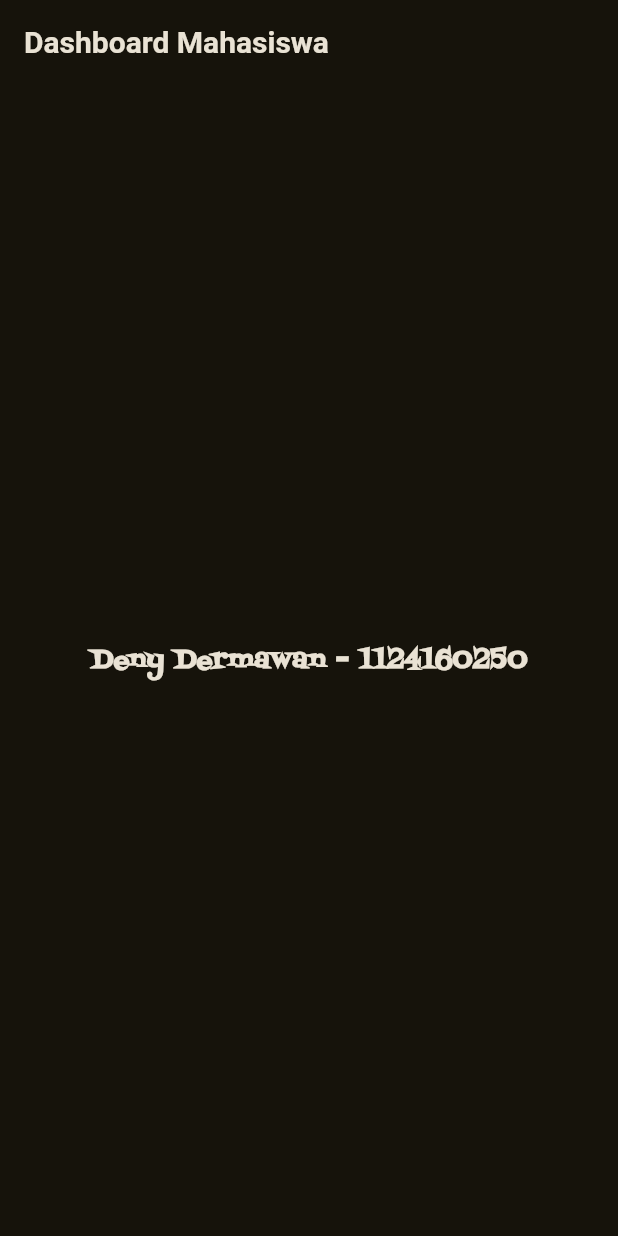
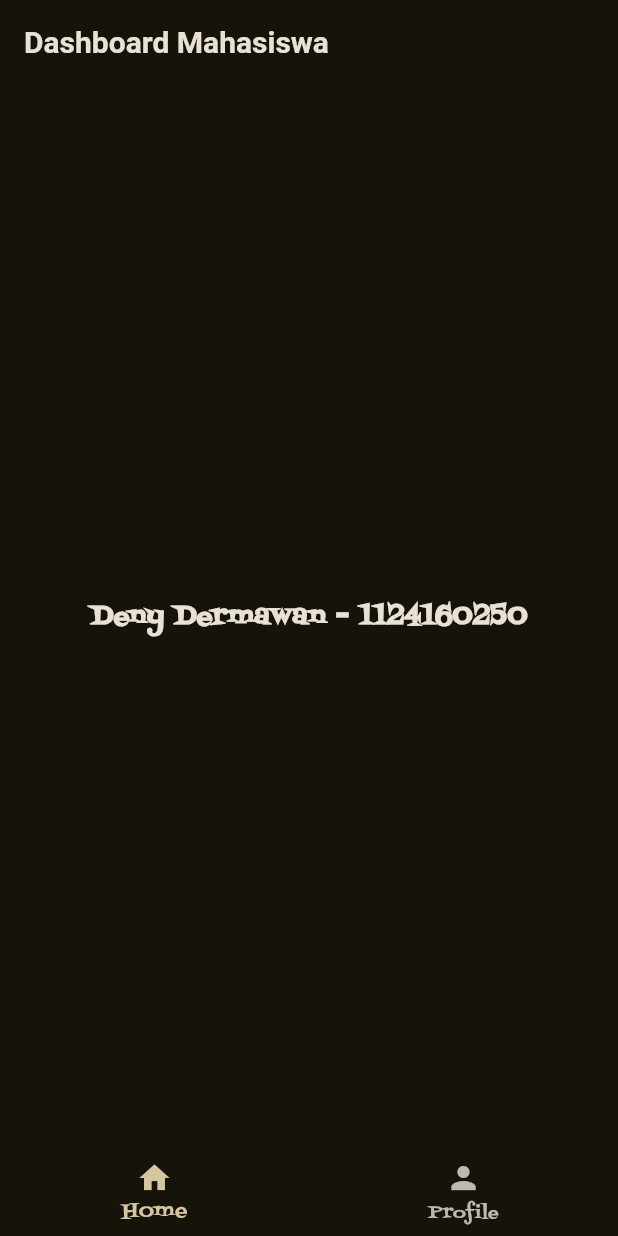
Before and after one commit to dygnora/Latihan-005-aplikasi-mobile, a Flutter app: the screen it shows after launch, on a phone screen of 412 x 824 dp. Run offline on Flutter 3.47's test engine with Material 3 defaults, Android fonts, the light colour scheme and no system bars; Roboto replaces fonts that are missing (roboto).

Commit message:
Menambahkan bottomNavigationBar di HomePage

```diff
--- a/lib/main.dart
+++ b/lib/main.dart
@@ -13,6 +13,8 @@ class MyApp extends StatelessWidget {
       // Menambahkan debugShowCheckedModeBanner untuk menampilkan banner debug di aplikasi
       debugShowCheckedModeBanner: true,
 
+      locale: const Locale('id', 'ID'), // Menambahkan locale untuk mengatur bahasa aplikasi
+
       // Menambahkan tema untuk mengatur tema aplikasi
       theme:ThemeData(
         colorScheme: ColorScheme.fromSeed(
@@ -20,7 +22,7 @@ class MyApp extends StatelessWidget {
         ),
         // Menambahkan useMaterial3 untuk mengatur penggunaan Material Design 3
         useMaterial3: true,
-        //
+        // Menambahkan fontFamily untuk mengatur font aplikasi
         fontFamily: "FontdinerSwanky",
       ),
 
@@ -49,12 +51,12 @@ class MyApp extends StatelessWidget {
 }
 
 class HomePage extends StatelessWidget {
-  const HomePage({super.key});
+  const new({super.key});
 
   @override
   Widget build(BuildContext context) {
     return Scaffold(
-      appBar:AppBar(
+      appBar: AppBar(
         title: const Text('Dashboard Mahasiswa',
         style: TextStyle(
           fontSize: 20,
@@ -63,8 +65,9 @@ class HomePage extends StatelessWidget {
         ),
         ),
       ),
+
+
       body: const Center(
-
         child: Text('Deny Dermawan - 1124160250',
         style: TextStyle(
           fontSize: 18,
@@ -72,9 +75,82 @@ class HomePage extends StatelessWidget {
         ),
         ),
       ),
+
+      bottomNavigationBar: BottomNavigationBar(
+        items: const [
+          BottomNavigationBarItem(
+            icon: Icon(Icons.home),
+            label: 'Home',
+          ),
+          BottomNavigationBarItem(
+            icon: Icon(Icons.person),
+            label: 'Profile',
+          ),
+        ],
+        onTap: (index) {
+          if (index == 1) {
+            Navigator.push(
+              context,
+              MaterialPageRoute(builder: (context) => const ProfilePage()),
+            );
+          }
+        },
+      ),
     );
   }
 }
+
+
+
+
+
+
+
+
+
+
+
+
+
+
+
+
+
+
+
+
+
+
+// class HomePage extends StatelessWidget {
+//   const HomePage({super.key});
+
+//   @override
+//   Widget build(BuildContext context) {
+//     return Scaffold(
+//       appBar:AppBar(
+//         title: const Text('Dashboard Mahasiswa',
+
+
+
+//         style: TextStyle(
+//           fontSize: 20,
+//           fontWeight: FontWeight.bold,
+//           fontFamily: "roboto",
+//         ),
+//         ),
+//         ),
+
+//         body: const Center(
+//           child: Text('Deny Dermawan - 1124160250',
+//           style: TextStyle(
+//             fontSize: 18,
+//             fontWeight: FontWeight.bold,
+//           ),
+//           ),
+//         ),
+//       );
+//   }
+// }
 
 class ProfilePage extends StatelessWidget {
   const ProfilePage({super.key});
```
Lines whose indentation alone changed are shown as unchanged.
